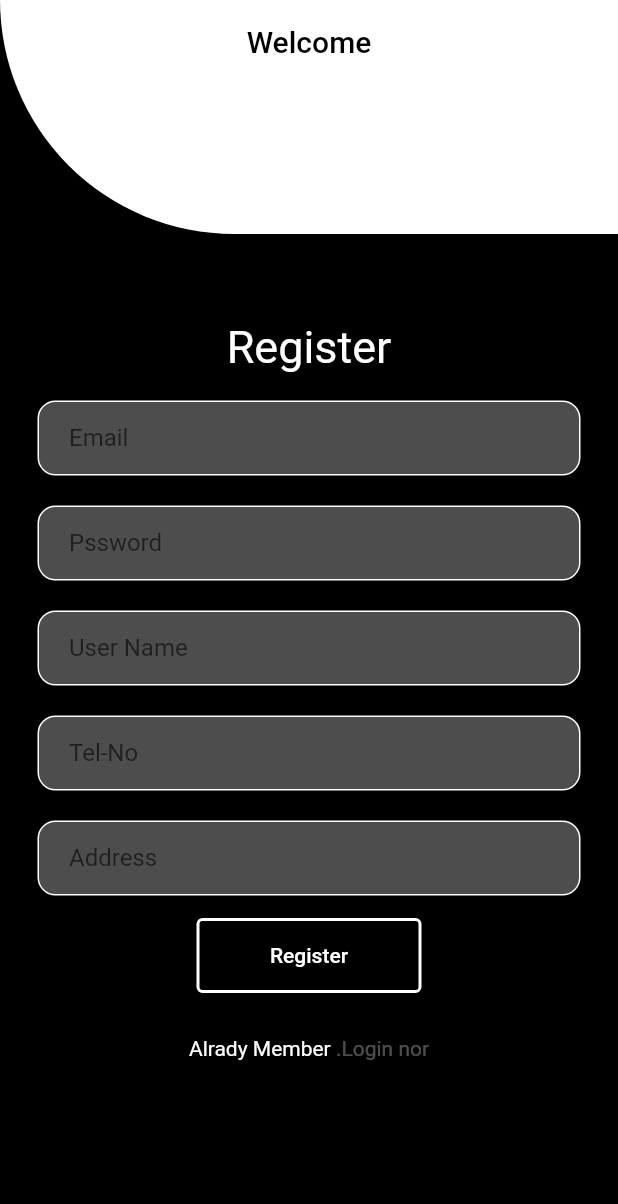
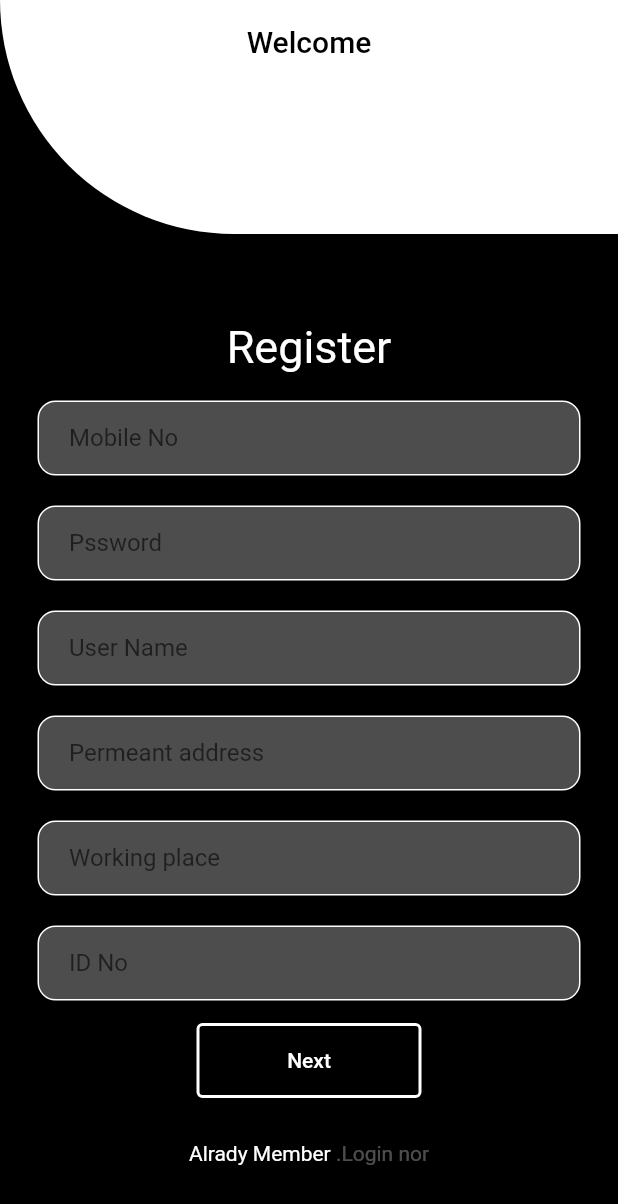
Before and after one commit to Avishkasj/Automobile-mobile-app, a Flutter app: the register screen opened directly, on a phone screen of 412 x 824 dp. Shown: the top 1204 px of the screen. Run offline on Flutter 3.47's test engine with Material 2 defaults, Android fonts, the phone set to English and light mode, and no system bars.

Commit message:
register form 1

```diff
--- a/lib/register.dart
+++ b/lib/register.dart
@@ -60,7 +60,7 @@ class _registerState extends State<register> {
                     child: TextField(
                       decoration: InputDecoration(
                         border: InputBorder.none,
-                        hintText: 'Email',
+                        hintText: 'Mobile No',
                       ),
                     ),
                   ),
@@ -130,7 +130,7 @@ class _registerState extends State<register> {
                     child: TextField(
                       decoration: InputDecoration(
                         border: InputBorder.none,
-                        hintText: 'Tel-No',
+                        hintText: 'Permeant address',
                       ),
                     ),
                   ),
@@ -153,18 +153,42 @@ class _registerState extends State<register> {
                     child: TextField(
                       decoration: InputDecoration(
                         border: InputBorder.none,
-                        hintText: 'Address',
+                        hintText: 'Working place',
                       ),
                     ),
                   ),
                 ),
               ),
 
+              SizedBox(
+                height: 20,
+              ),
+              //email
+              Padding(
+                padding: const EdgeInsets.symmetric(horizontal: 25.0),
+                child: Container(
+                  decoration: BoxDecoration(
+                      color: Colors.white30,
+                      border: Border.all(color: Colors.white),
+                      borderRadius: BorderRadius.circular(12)),
+                  child: Padding(
+                    padding: const EdgeInsets.only(left: 20.0),
+                    child: TextField(
+                      decoration: InputDecoration(
+                        border: InputBorder.none,
+                        hintText: 'ID No',
+                      ),
+                    ),
+                  ),
+                ),
+              ),
+
+
               Padding(
                 padding: const EdgeInsets.all(15.0),
                 child: OutlinedButton(
                   child: Text(
-                    "Register",
+                    "Next",
                     style: TextStyle(
                       color: Colors.white,
                     ),
```
